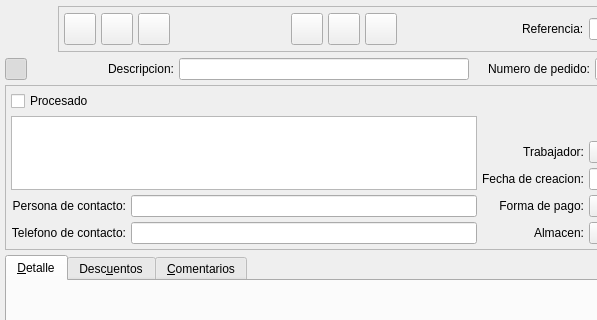
Before: the Qt Designer form bulmages/bulmafact/src/pedidoclientebase.ui in eboladev/Bulmages-1, drawn with Qt 5; both pictures show x 0 to 597 and y 0 to 320 of the 750 by 602 pixel window.
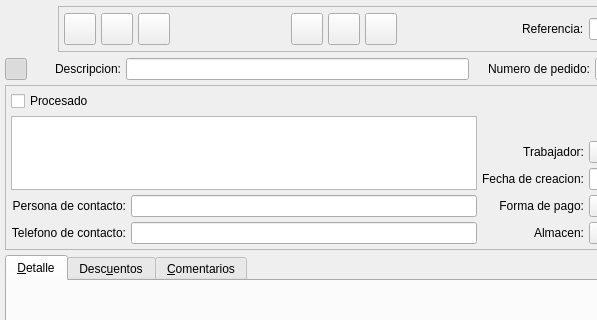
After: the same form once the commit is applied. Icons and pictures are not drawn. Custom widgets are drawn as their Qt base class.

```diff
--- a/bulmages/bulmafact/src/pedidoclientebase.ui
+++ b/bulmages/bulmafact/src/pedidoclientebase.ui
@@ -433,14 +433,8 @@
      </property>
     </widget>
    </item>
-   <item row="1" column="1" colspan="2" >
+   <item row="1" column="1" >
     <widget class="QLabel" name="label6" >
-     <property name="sizePolicy" >
-      <sizepolicy vsizetype="Preferred" hsizetype="Minimum" >
-       <horstretch>0</horstretch>
-       <verstretch>0</verstretch>
-      </sizepolicy>
-     </property>
      <property name="text" >
       <string>Descripcion:</string>
      </property>
@@ -449,8 +443,12 @@
      </property>
     </widget>
    </item>
-   <item row="1" column="3" colspan="3" >
-    <widget class="QLineEdit" name="mui_descpedidocliente" />
+   <item row="1" column="2" colspan="4" >
+    <widget class="QLineEdit" name="mui_descpedidocliente" >
+     <property name="maxLength" >
+      <number>500</number>
+     </property>
+    </widget>
    </item>
    <item row="1" column="6" >
     <widget class="QLabel" name="label7" >
```
